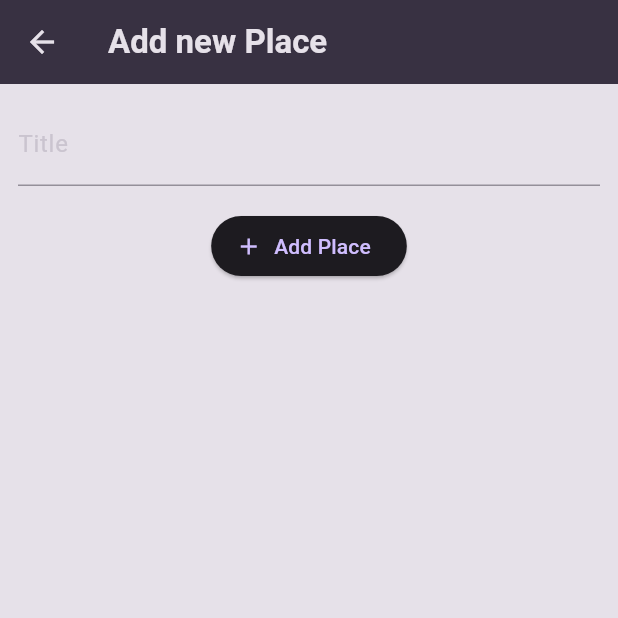
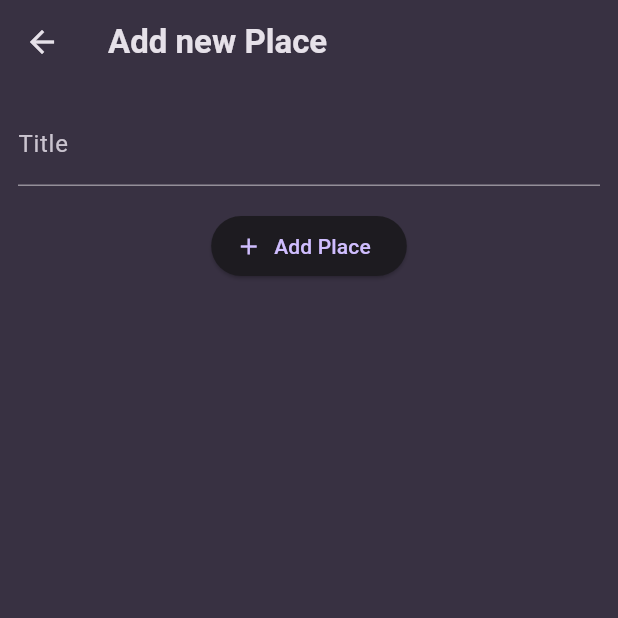
Before and after one commit to martirosianartur/favorite_places, a Flutter app: the screen it shows after launch, after a tap on the "add" icon, on a phone screen of 412 x 824 dp, the top half of it. Run offline on Flutter 3.47's test engine with Material 3 defaults, Android fonts, the phone set to English and light mode, and no system bars; our stand-ins replace flutter_riverpod, google_fonts.

Commit message:
Add 'Place Detail' screen and make some bug fixes

```diff
--- a/lib/main.dart
+++ b/lib/main.dart
@@ -11,7 +11,8 @@ final colorScheme = ColorScheme.fromSeed(
 );
 
 final theme = ThemeData().copyWith(
-  scaffoldBackgroundColor: colorScheme.onSurface,
+  // useMaterial3: true,
+  scaffoldBackgroundColor: colorScheme.surface,
   colorScheme: colorScheme,
   textTheme: GoogleFonts.ubuntuCondensedTextTheme().copyWith(
     titleSmall: GoogleFonts.ubuntuCondensed(
@@ -33,14 +34,14 @@ void main() {
 }
 
 class MyApp extends StatelessWidget {
-  const MyApp({Key? key}) : super(key: key);
+  const MyApp({super.key});
 
   @override
   Widget build(BuildContext context) {
     return MaterialApp(
       title: 'Great Places',
       theme: theme,
-      home: PlacesScreen(),
+      home: const PlacesScreen(),
     );
   }
 }
--- a/lib/models/place.dart
+++ b/lib/models/place.dart
@@ -8,4 +8,3 @@ class Place {
 
   Place({required this.title}) : id = uuid.v4();
 }
-// CREATE GIT REPO FOR THIS PROJECT!!!!!!
--- a/lib/screens/add_place.dart
+++ b/lib/screens/add_place.dart
@@ -6,7 +6,9 @@ class AddPlaceScreen extends ConsumerStatefulWidget {
   const AddPlaceScreen({super.key});
 
   @override
-  ConsumerState<AddPlaceScreen> createState() => _AddPlaceScreenState();
+  ConsumerState<AddPlaceScreen> createState() {
+    return _AddPlaceScreenState();
+  }
 }
 
 class _AddPlaceScreenState extends ConsumerState<AddPlaceScreen> {
@@ -43,16 +45,16 @@ class _AddPlaceScreenState extends ConsumerState<AddPlaceScreen> {
             TextField(
               decoration: const InputDecoration(labelText: 'Title'),
               controller: _titleController,
-              style: TextStyle(color: Theme.of(context).colorScheme.onSurface),
+              style: TextStyle(
+                color: Theme.of(context).colorScheme.onSurface,
+              ),
             ),
-            const SizedBox(
-              height: 16,
-            ),
+            const SizedBox(height: 16),
             ElevatedButton.icon(
               onPressed: _savePlace,
               icon: const Icon(Icons.add),
               label: const Text('Add Place'),
-            )
+            ),
           ],
         ),
       ),
--- a/lib/screens/places.dart
+++ b/lib/screens/places.dart
@@ -10,11 +10,13 @@ class PlacesScreen extends ConsumerWidget {
   @override
   Widget build(BuildContext context, WidgetRef ref) {
     final userPlaces = ref.watch(userPlacesProvider);
+
     return Scaffold(
       appBar: AppBar(
-        title: const Text('Ypur Places'),
+        title: const Text('Your Places'),
         actions: [
           IconButton(
+            icon: const Icon(Icons.add),
             onPressed: () {
               Navigator.of(context).push(
                 MaterialPageRoute(
@@ -22,11 +24,12 @@ class PlacesScreen extends ConsumerWidget {
                 ),
               );
             },
-            icon: const Icon(Icons.add),
           ),
         ],
       ),
-      body: PlacesList(places: userPlaces),
+      body: PlacesList(
+        places: userPlaces,
+      ),
     );
   }
 }
```
Also changed, not shown: lib/screens/place_detail.dart (added, +25 -0 lines), lib/widgets/places_list.dart (+9 -0 lines), lib/screens/places_details.dart (deleted).
